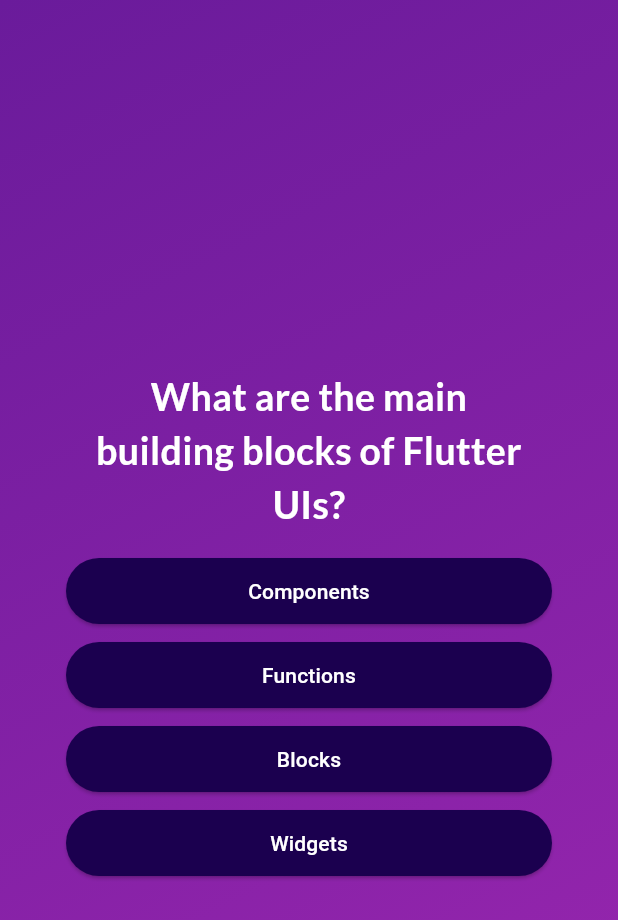
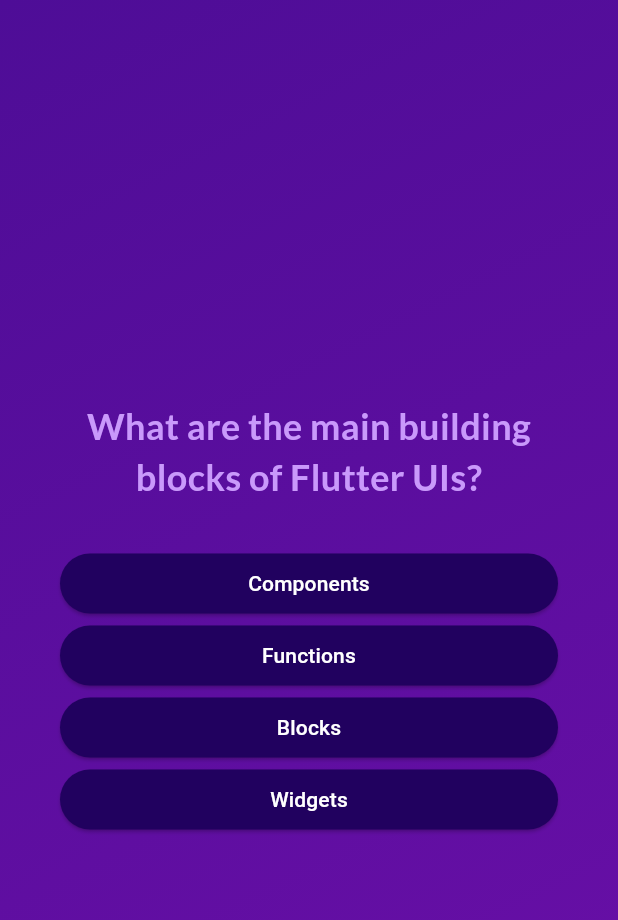
Before and after one commit to MNJTdhr/adv_basics, a Flutter app: the screen it shows after launch, after a tap on "Start Quiz", on a phone screen of 412 x 824 dp. Shown: the top 920 px of the screen. Run offline on Flutter 3.47's test engine with Material 3 defaults, Android fonts, the phone set to English and light mode, and no system bars; our stand-ins replace google_fonts; missing offline and left inert: flutterr_quiz.

Commit message:
package added

```diff
--- a/lib/answer_button.dart
+++ b/lib/answer_button.dart
@@ -1,39 +1,33 @@
 import 'package:flutter/material.dart';
 
 class AnswerButton extends StatelessWidget {
-  const AnswerButton(
-      {required this.incomingText, required this.onTap, super.key});
+  const AnswerButton({
+    super.key,
+    required this.answerText,
+    required this.onTap,
+  });
 
-  final String incomingText;
-  final Function() onTap;
+  final String answerText;
+  final void Function() onTap;
 
   @override
   Widget build(BuildContext context) {
-    return Padding(
-      padding: const EdgeInsets.all(4.0),
-      child: ElevatedButton(
-        style: ElevatedButton.styleFrom(
-          backgroundColor: const Color.fromARGB(255, 27, 0, 79),
-          foregroundColor: Colors.white,
-          padding: const EdgeInsets.symmetric(horizontal: 30, vertical: 10),
-          shape: RoundedRectangleBorder(
-            borderRadius: BorderRadius.circular(30),
-          ),
+    return ElevatedButton(
+      onPressed: onTap,
+      style: ElevatedButton.styleFrom(
+        padding: const EdgeInsets.symmetric(
+          vertical: 10,
+          horizontal: 40,
         ),
-        onPressed: onTap,
-        child: Padding(
-          padding: const EdgeInsets.symmetric(
-            horizontal: 15,
-            vertical: 2,
-          ),
-          child: Text(
-            incomingText,
-            textAlign: TextAlign.center,
-            style: const TextStyle(
-              color: Colors.white,
-            ),
-          ),
+        backgroundColor: const Color.fromARGB(255, 33, 1, 95),
+        foregroundColor: Colors.white,
+        shape: RoundedRectangleBorder(
+          borderRadius: BorderRadius.circular(40),
         ),
+      ),
+      child: Text(
+        answerText,
+        textAlign: TextAlign.center,
       ),
     );
   }
--- /dev/null
+++ b/lib/data/questions.dart
@@ -0,0 +1,55 @@
+import 'package:adv_basics/models/quiz_question.dart';
+
+const questions = [
+  QuizQuestion(
+    'What are the main building blocks of Flutter UIs?',
+    [
+      'Widgets',
+      'Components',
+      'Blocks',
+      'Functions',
+    ],
+  ),
+  QuizQuestion('How are Flutter UIs built?', [
+    'By combining widgets in code',
+    'By combining widgets in a visual editor',
+    'By defining widgets in config files',
+    'By using XCode for iOS and Android Studio for Android',
+  ]),
+  QuizQuestion(
+    'What\'s the purpose of a StatefulWidget?',
+    [
+      'Update UI as data changes',
+      'Update data as UI changes',
+      'Ignore data changes',
+      'Render UI that does not depend on data',
+    ],
+  ),
+  QuizQuestion(
+    'Which widget should you try to use more often: StatelessWidget or StatefulWidget?',
+    [
+      'StatelessWidget',
+      'StatefulWidget',
+      'Both are equally good',
+      'None of the above',
+    ],
+  ),
+  QuizQuestion(
+    'What happens if you change data in a StatelessWidget?',
+    [
+      'The UI is not updated',
+      'The UI is updated',
+      'The closest StatefulWidget is updated',
+      'Any nested StatefulWidgets are updated',
+    ],
+  ),
+  QuizQuestion(
+    'How should you update data inside of StatefulWidgets?',
+    [
+      'By calling setState()',
+      'By calling updateData()',
+      'By calling updateUI()',
+      'By calling updateState()',
+    ],
+  ),
+];
--- a/lib/main.dart
+++ b/lib/main.dart
@@ -1,65 +1,7 @@
-//main
 import 'package:flutter/material.dart';
-import 'package:flutterr_quiz/data/questions_data.dart';
-import 'start_screen.dart';
-import 'question_screen.dart';
-import 'result_screen.dart';
+
+import 'package:adv_basics/quiz.dart';
 
 void main() {
-  runApp(const MyApp());
+  runApp(const Quiz());
 }
-
-class MyApp extends StatefulWidget {
-  const MyApp({super.key});
-
-  @override
-  State<MyApp> createState() => _MyAppState();
-}
-
-class _MyAppState extends State<MyApp> {
-  Widget? activeScreen;
-  List<String> selectedAnswers = [];
-
-  @override
-  void initState() {
-    activeScreen = StartScreen(changeScreen);
-    super.initState();
-  }
-
-  void changeScreen() {
-    setState(() {
-      activeScreen = QuestionScreen(onSelectAnswer: chooseAnswer);
-    });
-  }
-
-  void chooseAnswer(String answer) {
-    selectedAnswers.add(answer);
-
-    if (selectedAnswers.length == questions.length) {
-      setState(() {
-        activeScreen = ResultScreen(
-          choosenAnswers: selectedAnswers,
-        );
-      }); //using this we can return to the start screen as well
-    }
-  }
-
-  @override
-  Widget build(BuildContext context) {
-    return MaterialApp(
-      home: Scaffold(
-        backgroundColor: Colors.purple,
-        body: Container(
-          decoration: const BoxDecoration(
-            gradient: LinearGradient(
-              colors: [Color.fromARGB(255, 106, 27, 155), Colors.purple],
-              begin: Alignment.topLeft,
-              end: Alignment.bottomRight,
-            ),
-          ),
-          child: activeScreen,
-        ),
-      ),
-    );
-  }
-}
--- /dev/null
+++ b/lib/models/quiz_question.dart
@@ -0,0 +1,12 @@
+class QuizQuestion {
+  const QuizQuestion(this.text, this.answers);
+
+  final String text;
+  final List<String> answers;
+
+  List<String> get shuffledAnswers {
+    final shuffledList = List.of(answers);
+    shuffledList.shuffle();
+    return shuffledList;
+  }
+}
--- /dev/null
+++ b/lib/questions_screen.dart
@@ -0,0 +1,68 @@
+import 'package:flutter/material.dart';
+import 'package:google_fonts/google_fonts.dart';
+
+import 'package:adv_basics/answer_button.dart';
+import 'package:adv_basics/data/questions.dart';
+
+class QuestionsScreen extends StatefulWidget {
+  const QuestionsScreen({
+    super.key,
+    required this.onSelectAnswer,
+  });
+
+  final void Function(String answer) onSelectAnswer;
+
+  @override
+  State<QuestionsScreen> createState() {
+    return _QuestionsScreenState();
+  }
+}
+
+class _QuestionsScreenState extends State<QuestionsScreen> {
+  var currentQuestionIndex = 0;
+
+  void answerQuestion(String selectedAnswer) {
+    widget.onSelectAnswer(selectedAnswer);
+    // currentQuestionIndex = currentQuestionIndex + 1;
+    // currentQuestionIndex += 1;
+    setState(() {
+      currentQuestionIndex++; // increments the value by 1
+    });
+  }
+
+  @override
+  Widget build(context) {
+    final currentQuestion = questions[currentQuestionIndex];
+
+    return SizedBox(
+      width: double.infinity,
+      child: Container(
+        margin: const EdgeInsets.all(40),
+        child: Column(
+          mainAxisAlignment: MainAxisAlignment.center,
+          crossAxisAlignment: CrossAxisAlignment.stretch,
+          children: [
+            Text(
+              currentQuestion.text,
+              style: GoogleFonts.lato(
+                color: const Color.fromARGB(255, 201, 153, 251),
+                fontSize: 24,
+                fontWeight: FontWeight.bold,
+              ),
+              textAlign: TextAlign.center,
+            ),
+            const SizedBox(height: 30),
+            ...currentQuestion.shuffledAnswers.map((answer) {
+              return AnswerButton(
+                answerText: answer,
+                onTap: () {
+                  answerQuestion(answer);
+                },
+              );
+            })
+          ],
+        ),
+      ),
+    );
+  }
+}
--- /dev/null
+++ b/lib/quiz.dart
@@ -0,0 +1,78 @@
+import 'package:flutter/material.dart';
+
+import 'package:adv_basics/start_screen.dart';
+import 'package:adv_basics/questions_screen.dart';
+import 'package:adv_basics/data/questions.dart';
+import 'package:adv_basics/results_screen.dart';
+
+class Quiz extends StatefulWidget {
+  const Quiz({super.key});
+
+  @override
+  State<Quiz> createState() {
+    return _QuizState();
+  }
+}
+
+class _QuizState extends State<Quiz> {
+  List<String> _selectedAnswers = [];
+  var _activeScreen = 'start-screen';
+
+  void _switchScreen() {
+    setState(() {
+      _activeScreen = 'questions-screen';
+    });
+  }
+
+  void _chooseAnswer(String answer) {
+    _selectedAnswers.add(answer);
+
+    if (_selectedAnswers.length == questions.length) {
+      setState(() {
+        _activeScreen = 'results-screen';
+      });
+    }
+  }
+
+  void restartQuiz() {
+    setState(() {
+      _activeScreen = 'questions-screen';
+    });
+  }
+
+  @override
+  Widget build(context) {
+    Widget screenWidget = StartScreen(_switchScreen);
+
+    if (_activeScreen == 'questions-screen') {
+      screenWidget = QuestionsScreen(
+        onSelectAnswer: _chooseAnswer,
+      );
+    }
+
+    if (_activeScreen == 'results-screen') {
+      screenWidget = ResultsScreen(
+        chosenAnswers: _selectedAnswers,
+        onRestart: restartQuiz,
+      );
+    }
+
+    return MaterialApp(
+      home: Scaffold(
+        body: Container(
+          decoration: const BoxDecoration(
+            gradient: LinearGradient(
+              colors: [
+                Color.fromARGB(255, 78, 13, 151),
+                Color.fromARGB(255, 107, 15, 168),
+              ],
+              begin: Alignment.topLeft,
+              end: Alignment.bottomRight,
+            ),
+          ),
+          child: screenWidget,
+        ),
+      ),
+    );
+  }
+}
--- a/lib/start_screen.dart
+++ b/lib/start_screen.dart
@@ -2,57 +2,44 @@ import 'package:flutter/material.dart';
 import 'package:google_fonts/google_fonts.dart';
 
 class StartScreen extends StatelessWidget {
-  const StartScreen(this.changeScreen, {super.key});
+  const StartScreen(this.startQuiz, {super.key});
 
-  final Function changeScreen;
+  final void Function() startQuiz;
 
   @override
-  Widget build(BuildContext context) {
-    onPressed() {
-      changeScreen();
-    }
-
+  Widget build(context) {
     return Center(
       child: Column(
-        mainAxisAlignment: MainAxisAlignment.center,
+        mainAxisSize: MainAxisSize.min,
         children: [
-          Padding(
-            padding: const EdgeInsets.all(8.0),
-            child: Image.asset(
-              'assets/images/quiz-logo.png',
-              width: 250,
+          Image.asset(
+            'assets/images/quiz-logo.png',
+            width: 300,
+            color: const Color.fromARGB(150, 255, 255, 255),
+          ),
+          // Opacity(
+          //   opacity: 0.6,
+          //   child: Image.asset(
+          //     'assets/images/quiz-logo.png',
+          //     width: 300,
+          //   ),
+          // ),
+          const SizedBox(height: 80),
+          Text(
+            'Learn Flutter the fun way!',
+            style: GoogleFonts.lato(
+              color: const Color.fromARGB(255, 237, 223, 252),
+              fontSize: 24,
             ),
           ),
-          Padding(
-            padding: const EdgeInsets.all(8.0),
-            child: Text(
-              "Flutter is Fun!",
-              textAlign: TextAlign.center,
-              style: GoogleFonts.lato(
-                color: Colors.white,
-                fontSize: 30,
-              ),
+          const SizedBox(height: 30),
+          OutlinedButton.icon(
+            onPressed: startQuiz,
+            style: OutlinedButton.styleFrom(
+              foregroundColor: Colors.white,
             ),
-          ),
-          Padding(
-            padding: const EdgeInsets.all(8.0),
-            child: ElevatedButton.icon(
-              onPressed: onPressed,
-              style: ElevatedButton.styleFrom(
-                backgroundColor: const Color.fromARGB(255, 27, 0, 79),
-                foregroundColor: Colors.white,
-                padding:
-                    const EdgeInsets.symmetric(horizontal: 30, vertical: 10),
-                shape: RoundedRectangleBorder(
-                  borderRadius: BorderRadius.circular(30),
-                ),
-              ),
-              icon: const Icon(Icons.arrow_forward_ios),
-              label: const Text(
-                'Start Quiz',
-                style: TextStyle(color: Colors.white, fontSize: 20),
-              ),
-            ),
+            icon: const Icon(Icons.arrow_right_alt),
+            label: const Text('Start Quiz'),
           )
         ],
       ),
```
Also changed, not shown: lib/questions_summary/question_identifier.dart (added, +35 -0 lines), lib/questions_summary/questions_summary.dart (added, +25 -0 lines), lib/questions_summary/summary_item.dart (added, +58 -0 lines), lib/results_screen.dart (added, +79 -0 lines), pubspec.yaml (+9 -11 lines), pubspec.lock.
